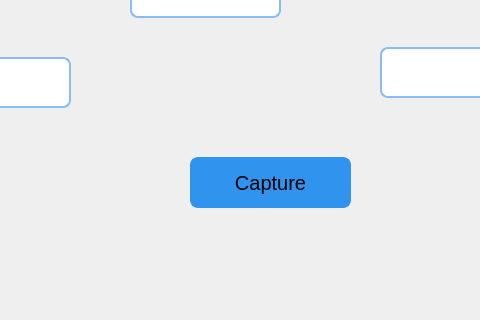
Old version of the form stream.ui in the repository IShamss/Arabic-ALPD; both pictures show x 300 to 780 and y 523 to 843 of the 1013 by 843 pixel window.
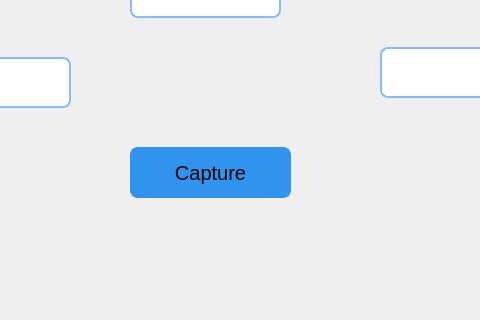
New version of the form.

Diff of the .ui file:
```diff
--- a/stream.ui
+++ b/stream.ui
@@ -176,8 +176,8 @@
     </property>
     <property name="geometry">
      <rect>
-      <x>490</x>
-      <y>680</y>
+      <x>430</x>
+      <y>670</y>
       <width>161</width>
       <height>51</height>
      </rect>
```
